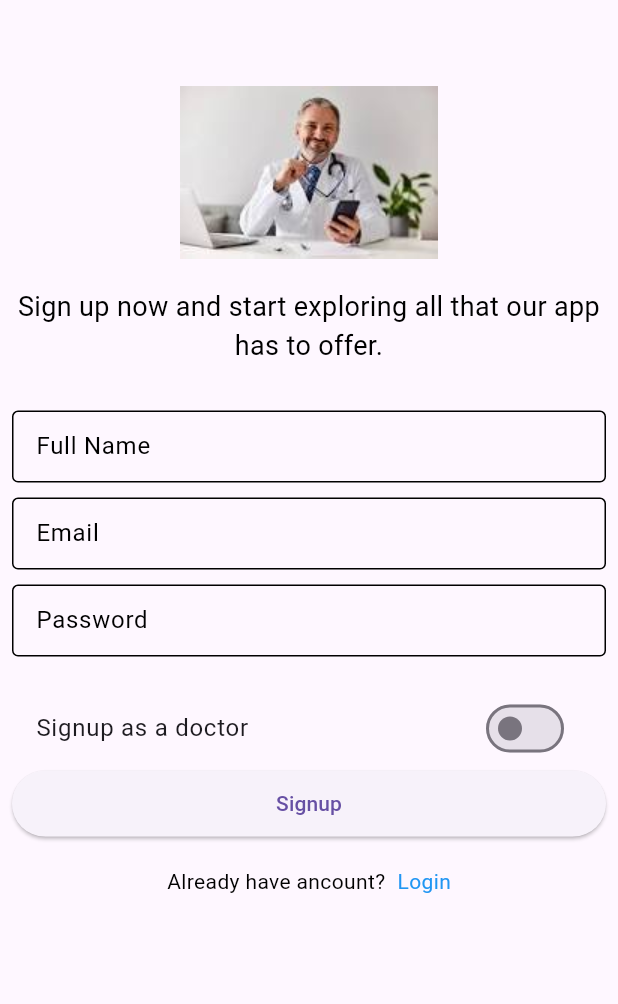
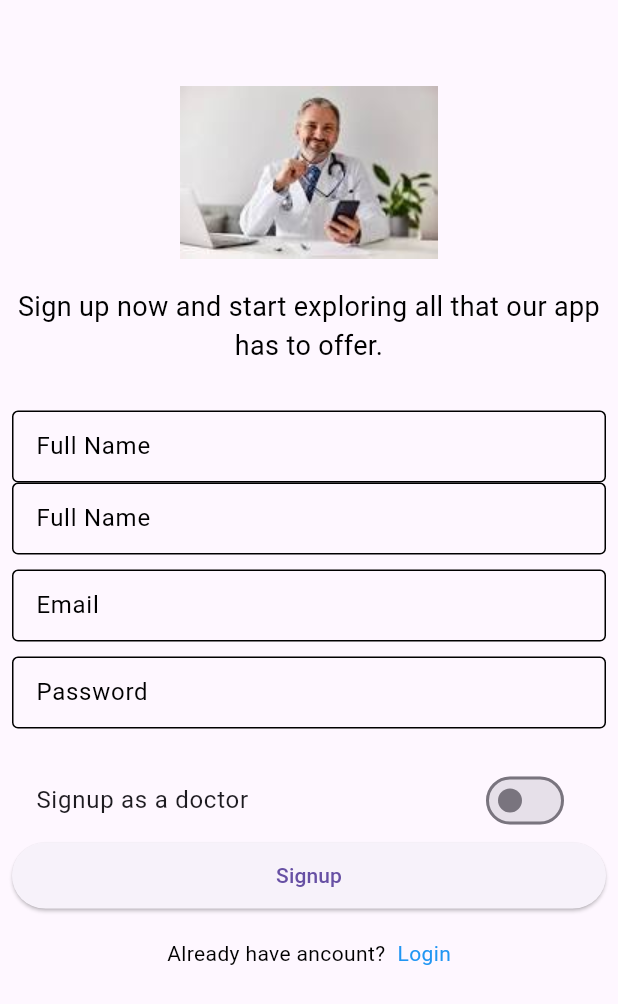
Before and after one commit to Abram-MrRight/DoctorsAppointment-App, a Flutter app: the SignupView screen opened directly, on a phone screen of 412 x 824 dp. Shown: the top 1004 px of the screen. Run offline on Flutter 3.47's test engine with Material 3 defaults, Android fonts, the phone set to English and light mode, and no system bars; our stand-ins replace cloud_firestore, firebase_auth, firebase_core, get, sqflite and 1 more; missing offline and left inert: dart:ffi; accounts and stored records are empty; network calls fail; Roboto replaces fonts that are missing (Nunito-Light, Nunito_Bold).

Commit message:
Merged branches

```diff
--- a/lib/consts/images.dart
+++ b/lib/consts/images.dart
@@ -11,8 +11,10 @@ class Appassets{
       ic_kidney = "assets/icons/ic_kidney.png",
       imLogin = "assets/images/im_login.jpg",
       imgSignup = "assets/images/im_signup.jpg",
-     imgSplashBg = "assets/images/imSplash_bg.jpg";
-
-
-
+      imgSplashBg = "assets/images/imSplash_bg.jpg",
+      answers = "assets/images/answers.png",
+      care = "assets/images/care.png",
+      specialists = "assets/images/specialists.png",
+      ic_splash = "assets/icons/splash_icon.svg"
+      ;
 }
--- a/lib/views/home_view/home.dart
+++ b/lib/views/home_view/home.dart
@@ -1,9 +1,7 @@
 import 'package:doctors_appt/views/appointment_view/appointment_view.dart';
 import 'package:doctors_appt/views/category/category_view.dart';
 import 'package:doctors_appt/views/home_view/home_view.dart';
-import 'package:doctors_appt/views/login_view/login_view.dart';
 import 'package:doctors_appt/views/settings/settings_View.dart';
-import 'package:flutter/foundation.dart';
 
 import '../../consts/consts.dart';
 
@@ -20,7 +18,7 @@ class _HomeState extends State<Home> {
     const HomeView(),
     const AppointmentView(),
     const CategoryView(),
-    Settings(),
+    const Settings(),
   ];
 
   @override
--- a/lib/views/home_view/home_view.dart
+++ b/lib/views/home_view/home_view.dart
@@ -1,10 +1,9 @@
-import 'package:cloud_firestore/cloud_firestore.dart';
 import 'package:doctors_appt/consts/lists.dart';
 import 'package:doctors_appt/controllers/home_controller.dart';
 import 'package:doctors_appt/res/components/custom_textfield.dart';
-import 'package:doctors_appt/views/category/category_view.dart';
 import 'package:doctors_appt/views/category_details/category_details.dart';
 import 'package:doctors_appt/views/search_view/search_view.dart';
+import 'package:firebase_auth/firebase_auth.dart';
 import '../../consts/consts.dart';
 import 'package:get/get.dart';
 
@@ -21,7 +20,7 @@ class HomeView extends StatelessWidget {
         appBar: AppBar(
         elevation: 0.0,
         title: AppStyles.bold(
-        title: "Welcome",
+        title: "Welcome ${FirebaseAuth.instance.currentUser?.email}",
         size: AppSizes.size18.toDouble(),
     color: AppColors.whiteColor,
     ),
--- a/lib/views/login_view/login_view.dart
+++ b/lib/views/login_view/login_view.dart
@@ -101,7 +101,7 @@ class _LoginViewState extends State<LoginView> {
                             },
                             child: Text(
                               AppStrings.signup,
-                              style: TextStyle(color: Colors.blue), // Set the text color directly here
+                              style: const TextStyle(color: Colors.blue), // Set the text color directly here
                             ),
                           ),
                         ],
--- a/lib/views/settings/settings_View.dart
+++ b/lib/views/settings/settings_View.dart
@@ -1,7 +1,5 @@
 import 'package:doctors_appt/consts/lists.dart';
 import 'package:doctors_appt/controllers/auth_controller.dart';
-import 'package:doctors_appt/controllers/userController/userController.dart';
-import 'package:doctors_appt/views/login_view/login.dart';
 import 'package:doctors_appt/views/login_view/login_view.dart';
 import 'package:get/get.dart';
 import '../../consts/consts.dart';
--- a/lib/views/signup_view/signup_view.dart
+++ b/lib/views/signup_view/signup_view.dart
@@ -51,7 +51,8 @@ class _SignupViewState extends State<SignupView> {
                   child: Column(
                     children: [
 
-                      CustomTextField(hint: AppStrings.fullName, textController: controller.fulnameController,),
+                      CustomTextField(hint: AppStrings.fullName, textController: controller.fullNameController,),
+                      CustomTextField(hint: AppStrings.fullName, textController: controller.fullNameController,),
                       10.heightBox,
                       CustomTextField(hint: AppStrings.email, textController: controller.emailController,),
                       10.heightBox,
--- a/pubspec.yaml
+++ b/pubspec.yaml
@@ -44,7 +44,10 @@ dependencies:
   firebase_core: ^2.24.2
   firebase_auth: ^4.15.3
   cloud_firestore: ^4.13.6
-  get: ^4.6.1
+  shared_preferences: ^2.2.2
+  flutter_svg: ^2.0.9
+  smooth_page_indicator: ^1.1.0
+  get: ^4.6.6
 
 dev_dependencies:
   flutter_test:
```
Also changed, not shown: lib/controllers/auth_controller.dart (+7 -23 lines), lib/main.dart (+6 -6 lines), pubspec.lock, 6 other files.
